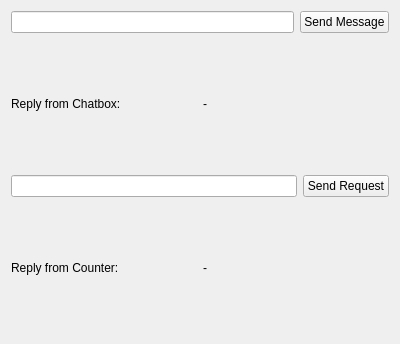
First picture: the form in src/message_ui/resource/MessageGUI.ui, repository leonardompp/ROS-Familiarization-MRSD, before the edit.
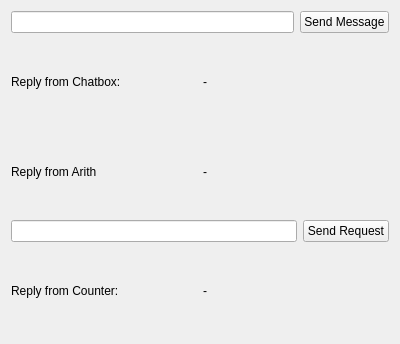
Second picture: the form after the edit.

```diff
--- a/src/message_ui/resource/MessageGUI.ui
+++ b/src/message_ui/resource/MessageGUI.ui
@@ -55,7 +55,24 @@
       </item>
     </layout>
    </item>
-
+   <item>
+    <layout class="QHBoxLayout" name="horizontalLayout_2">
+     <item>
+      <widget class="QLabel" name="arith_label">
+       <property name="text">
+        <string>Reply from Arith</string>
+       </property>
+      </widget>
+     </item>
+     <item>
+      <widget class="QLabel" name="arith_reply">
+       <property name="text">
+        <string>-</string>
+       </property>
+      </widget>
+     </item>
+    </layout>
+   </item>
    <item>
     <layout class="QHBoxLayout" name="horizontalLayout">
     <item>
```
Left out of the diff: 6 changed lines with no effect on the pictures. Lines whose indentation alone changed are shown as unchanged.
